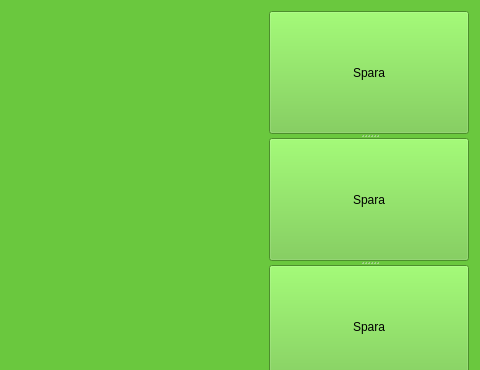
Qt form Yatzy/Yatzy/mainwindow.ui (GUI-Programmering-Yatzy-Juli/Yatzy) before a commit; both pictures show x 681 to 1161 and y 0 to 370 of the 1161 by 781 pixel window.
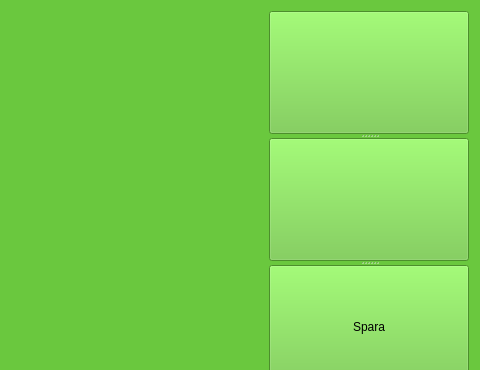
The same form after that commit.

Patch:
```diff
--- a/Yatzy/Yatzy/mainwindow.ui
+++ b/Yatzy/Yatzy/mainwindow.ui
@@ -159,7 +159,7 @@
         <string notr="true">border-color: rgb(0, 0, 0);</string>
        </property>
        <property name="text">
-        <string>Spara</string>
+        <string/>
        </property>
        <property name="checkable">
         <bool>true</bool>
@@ -188,7 +188,7 @@
         <string notr="true">border-color: rgb(0, 0, 0);</string>
        </property>
        <property name="text">
-        <string>Spara</string>
+        <string/>
        </property>
        <property name="checkable">
         <bool>true</bool>
```
